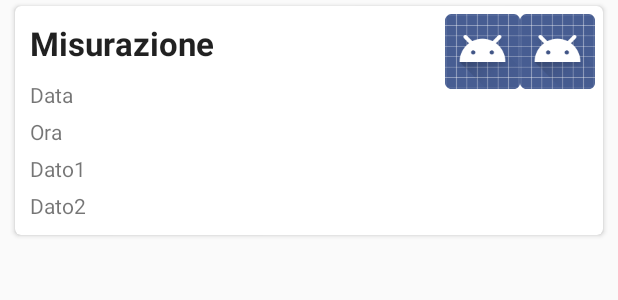
After one commit to FabFari/recipex, an Android app: the layout misurazione_item.xml on its own in the app's theme, with its tools: preview values and no code run, on a phone screen of 412 x 824 dp. The commit adds this screen. Shown: the top 300 px of the screen. Run offline under Robolectric (Android 15) with nearby library versions, the phone set to English and light mode, and no system bars.

Commit message:
layout cardview per lista misurazioni

```diff
--- a/app/build.gradle
+++ b/app/build.gradle
@@ -33,6 +33,7 @@ dependencies {
     testCompile 'junit:junit:4.12'
     compile 'com.android.support:appcompat-v7:23.2.1'
     compile 'com.android.support:design:23.2.1'
+    compile 'com.android.support:cardview-v7:23.0.0'
     compile 'com.google.android.gms:play-services-identity:8.4.0'
     compile 'com.google.android.gms:play-services-plus:8.4.0'
     compile 'pub.devrel:easypermissions:0.1.5'
--- /dev/null
+++ b/app/src/main/res/layout/misurazione_item.xml
@@ -0,0 +1,106 @@
+<?xml version="1.0" encoding="utf-8"?>
+<FrameLayout xmlns:android="http://schemas.android.com/apk/res/android"
+    android:layout_width="match_parent"
+    android:layout_height="wrap_content">
+
+    <android.support.v7.widget.CardView xmlns:card_view="http://schemas.android.com/apk/res-auto"
+        android:id="@+id/card_view"
+        android:layout_width="fill_parent"
+        android:layout_height="wrap_content"
+        android:layout_marginBottom="4dp"
+        android:layout_marginLeft="10dp"
+        android:layout_marginRight="10dp"
+        android:layout_marginTop="4dp"
+        card_view:cardCornerRadius="4dp">
+
+       <!-- <LinearLayout xmlns:android="http://schemas.android.com/apk/res/android"
+            android:id="@+id/linlaymain"
+            android:layout_width="fill_parent"
+            android:layout_height="match_parent"
+            android:layout_marginLeft="5dp"
+            android:layout_marginRight="5dp"
+            android:orientation="horizontal">-->
+
+
+            <LinearLayout xmlns:android="http://schemas.android.com/apk/res/android"
+                android:layout_width="wrap_content"
+                android:layout_height="wrap_content"
+                android:layout_marginBottom="10dp"
+                android:layout_marginLeft="10dp"
+                android:layout_marginTop="10dp"
+                android:orientation="vertical">
+
+                <TextView
+                    android:id="@+id/titolo"
+                    android:text="Misurazione"
+                    android:layout_width="wrap_content"
+                    android:layout_height="wrap_content"
+                    android:layout_marginBottom="10dp"
+                    android:textAppearance="?android:attr/textAppearanceLarge"
+                    android:textStyle="bold" />
+
+                <TextView
+                    android:id="@+id/data"
+                    android:layout_width="wrap_content"
+                    android:layout_height="wrap_content"
+                    android:text="Data"
+                    android:textAppearance="?android:attr/textAppearanceSmall" />
+
+                <TextView
+                    android:id="@+id/ora"
+                    android:layout_width="wrap_content"
+                    android:layout_height="wrap_content"
+                    android:layout_marginTop="5dp"
+                    android:text="Ora"
+                    android:textAppearance="?android:attr/textAppearanceSmall" />
+                <TextView
+                    android:id="@+id/dato1"
+                    android:layout_width="wrap_content"
+                    android:layout_height="wrap_content"
+                    android:layout_marginTop="5dp"
+                    android:text="Dato1"
+                    android:textAppearance="?android:attr/textAppearanceSmall" />
+                <TextView
+                    android:id="@+id/dato2"
+                    android:layout_width="wrap_content"
+                    android:layout_height="wrap_content"
+                    android:layout_marginTop="5dp"
+                    android:text="Dato2"
+                    android:textAppearance="?android:attr/textAppearanceSmall" />
+
+
+            </LinearLayout>
+
+
+
+        <!--</LinearLayout>-->
+        <LinearLayout xmlns:android="http://schemas.android.com/apk/res/android"
+            android:id="@+id/linlayimm"
+            android:layout_width="wrap_content"
+            android:layout_height="match_parent"
+            android:layout_gravity="right"
+            android:layout_marginLeft="5dp"
+            android:layout_marginRight="5dp"
+            android:orientation="horizontal">
+            <ImageView
+                xmlns:app="http://schemas.android.com/apk/res-auto"
+                android:id="@+id/ic_feedback"
+                android:src="@android:drawable/sym_def_app_icon"
+                android:layout_alignParentRight="true"
+                android:layout_width="50dp"
+                android:layout_height="50dp"
+                android:layout_marginBottom="5dp"
+                android:layout_marginTop="5dp" />
+            <ImageView
+                xmlns:app="http://schemas.android.com/apk/res-auto"
+                android:src="@android:drawable/sym_def_app_icon"
+                android:id="@+id/ic_fill"
+                android:layout_alignParentRight="true"
+                android:layout_width="50dp"
+                android:layout_height="50dp"
+                android:layout_marginBottom="5dp"
+                android:layout_marginTop="5dp" />
+        </LinearLayout>
+
+    </android.support.v7.widget.CardView>
+</FrameLayout>
--- a/app/src/main/res/layout/pazienti_layout.xml
+++ b/app/src/main/res/layout/pazienti_layout.xml
@@ -1,29 +1,19 @@
 <?xml version="1.0" encoding="utf-8"?>
+<android.support.v4.widget.SwipeRefreshLayout
+    xmlns:android="http://schemas.android.com/apk/res/android"
+    android:layout_width="match_parent"
+    android:id="@+id/fragment_home_swipe_refresh_layout"
+    android:layout_height="match_parent">
 <RelativeLayout xmlns:android="http://schemas.android.com/apk/res/android"
     android:orientation="vertical" android:layout_width="match_parent"
     android:layout_height="match_parent">
 
-    <TextView
-        android:layout_width="wrap_content"
-        android:layout_height="wrap_content"
-        android:layout_marginTop="40dp"
-        android:textSize="30sp"
-        android:gravity="center"
-        android:id="@+id/textView"
-        android:layout_centerHorizontal="true"
-        android:textColor="@android:color/holo_blue_dark"
-        android:text="Primary\nFragment"/>
-
-    <TextView
-        android:layout_width="wrap_content"
-        android:layout_height="wrap_content"
-        android:autoLink="web"
-        android:textSize="15sp"
-        android:layout_marginTop="10dp"
-        android:layout_centerHorizontal="true"
-        android:text="androidbelieve.com"
-        android:textColor="#000"
-        android:layout_below="@+id/textView"
-        android:textStyle="italic"/>
+    <ListView
+        android:id="@+id/listahome"
+        android:layout_width="match_parent"
+        android:layout_height="match_parent"
+        android:layout_weight="1"
+        android:divider="@null" />
 
 </RelativeLayout>
+</android.support.v4.widget.SwipeRefreshLayout>
```
